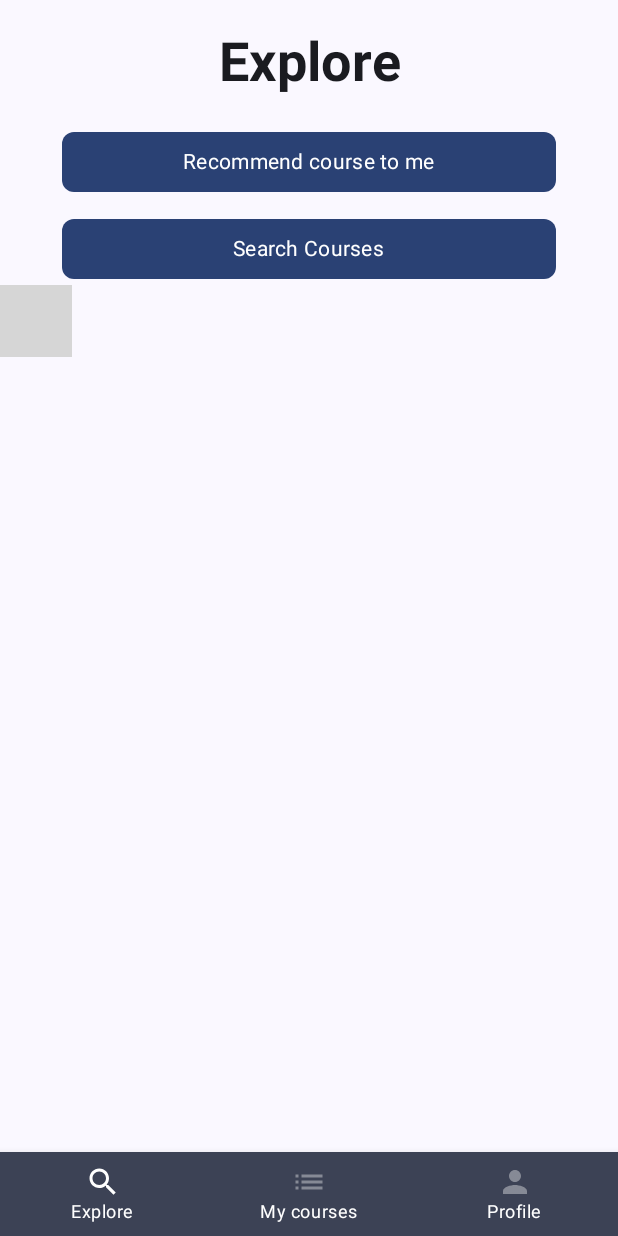
After one commit to eddiemg10/WiseChoice, an Android app built with Jetpack Compose: the composable MainScreen shown on its own in the app's theme, on a phone screen of 412 x 824 dp. The commit adds this screen. Run offline under Robolectric (Android 15) with nearby library versions, the light colour scheme and no system bars; pictures from the network do not load; 1 statement that could not run was skipped; grey boxes are pictures that could not be loaded.

Commit message:
Profile Page

```diff
--- a/app/build.gradle
+++ b/app/build.gradle
@@ -62,4 +62,7 @@ dependencies {
     debugImplementation "androidx.compose.ui:ui-test-manifest:$compose_version"
     implementation("io.coil-kt:coil-compose:1.3.1")
 
+    //navigation compose
+    implementation "androidx.navigation:navigation-compose:2.4.0-beta02"
+
 }
--- /dev/null
+++ b/app/src/main/java/com/example/wisechoice/BottomNavGraph.kt
@@ -0,0 +1,25 @@
+package com.example.wisechoice
+
+import androidx.compose.runtime.Composable
+import androidx.navigation.NavHostController
+import androidx.navigation.compose.NavHost
+import androidx.navigation.compose.composable
+
+@Composable
+fun BottomNavGraph(navController: NavHostController){
+    NavHost(
+        navController = navController,
+        startDestination = BottomBarScreen.Explore.route
+    ){
+        composable(route = BottomBarScreen.Explore.route){
+            ExplorePage()
+        }
+        composable(route = BottomBarScreen.MyCourses.route){
+            Login()
+        }
+        composable(route = BottomBarScreen.Profile.route){
+            Profile()
+        }
+
+    }
+}
--- a/app/src/main/java/com/example/wisechoice/Components.kt
+++ b/app/src/main/java/com/example/wisechoice/Components.kt
@@ -43,6 +43,7 @@ fun Heading(title: String){
             .padding(top = 20.dp)
     )
 }
+
 
 @Composable
 fun PrimaryButton(text: String, handler: ()->Unit){
--- a/app/src/main/java/com/example/wisechoice/MainActivity.kt
+++ b/app/src/main/java/com/example/wisechoice/MainActivity.kt
@@ -30,7 +30,7 @@ class MainActivity : ComponentActivity() {
                     modifier = Modifier.fillMaxSize(),
                     color = MaterialTheme.colorScheme.background
                 ) {
-                    CardImage()
+                    MainScreen()
                 }
             }
         }
--- /dev/null
+++ b/app/src/main/java/com/example/wisechoice/MainScreen.kt
@@ -0,0 +1,77 @@
+package com.example.wisechoice
+
+import androidx.compose.foundation.layout.RowScope
+import androidx.compose.foundation.layout.size
+import androidx.compose.material.*
+import androidx.compose.material3.ExperimentalMaterial3Api
+import androidx.compose.material3.MaterialTheme
+import androidx.compose.material3.Scaffold
+import androidx.compose.material3.Text
+import androidx.compose.runtime.Composable
+import androidx.compose.runtime.getValue
+import androidx.compose.ui.Modifier
+import androidx.navigation.NavDestination
+import androidx.navigation.NavDestination.Companion.hierarchy
+import androidx.navigation.NavHostController
+import androidx.navigation.compose.currentBackStackEntryAsState
+import androidx.navigation.compose.rememberNavController
+
+@OptIn(ExperimentalMaterial3Api::class)
+@Composable
+fun MainScreen(){
+    val navController = rememberNavController()
+
+    Scaffold(bottomBar = {BottomBar(navController = navController)}
+    ) {
+        BottomNavGraph(navController = navController)
+    }
+}
+
+@Composable
+fun BottomBar(navController: NavHostController){
+    val screens = listOf(
+        BottomBarScreen.Explore,
+        BottomBarScreen.MyCourses,
+        BottomBarScreen.Profile,
+    )
+    val navBackStackEntry by navController.currentBackStackEntryAsState()
+    val currentDestination = navBackStackEntry?.destination
+    BottomNavigation(
+        backgroundColor = MaterialTheme.colorScheme.secondary,
+        contentColor = MaterialTheme.colorScheme.onSecondary
+    ) {
+        screens.forEach{screen ->
+            AddItem(screen = screen, currentDestination = currentDestination, navController = navController)
+        }
+    }
+}
+
+@Composable
+fun RowScope.AddItem(
+    screen: BottomBarScreen,
+    currentDestination: NavDestination?,
+    navController: NavHostController,
+){
+    BottomNavigationItem(
+        label = {
+            Text(
+                text= screen.title,
+                style = MaterialTheme.typography.bodySmall,
+                color = MaterialTheme.colorScheme.onSecondary
+                ) },
+        icon = {
+            Icon(imageVector = screen.icon,
+                contentDescription = "Navigation Icon",
+//                tint = MaterialTheme.colorScheme.onSecondary
+            )
+        },
+        selected = currentDestination?.hierarchy?.any{
+            it.route == screen.route
+        } == true,
+        unselectedContentColor = LocalContentColor.current.copy(alpha = ContentAlpha.disabled),
+        onClick = {
+            navController.navigate(screen.route)
+        }
+    )
+
+}
--- a/app/src/main/java/com/example/wisechoice/ui/theme/Theme.kt
+++ b/app/src/main/java/com/example/wisechoice/ui/theme/Theme.kt
@@ -24,7 +24,9 @@ private val DarkColorScheme = darkColorScheme(
     surface =  purple_200,
     onSurface = white,
     onSurfaceVariant = purple_50,
-    onPrimary = purple_50
+    onPrimary = purple_50,
+    onSecondary = white
+
 )
 
 private val LightColorScheme = lightColorScheme(
@@ -37,6 +39,7 @@ private val LightColorScheme = lightColorScheme(
     onSurfaceVariant = grey_50,
     onSurface = grey_100,
     onPrimary = purple_50,
+    onSecondary = white
 
 
 
```
Also changed, not shown: app/src/main/java/com/example/wisechoice/BottomBarScreen.kt (added, +29 -0 lines), app/src/main/java/com/example/wisechoice/Explore.kt (+20 -26 lines), app/src/main/java/com/example/wisechoice/Profile.kt (+226 -0 lines), app/src/main/java/com/example/wisechoice/sampledata/Users.kt (added, +25 -0 lines).
